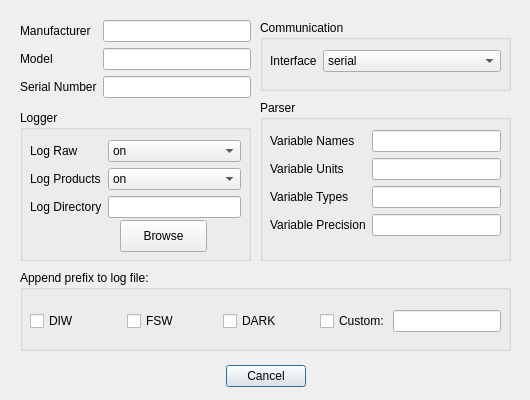
Old version of the form inlinino/resources/setup_nmea.ui in the repository OceanOptics/Inlinino.
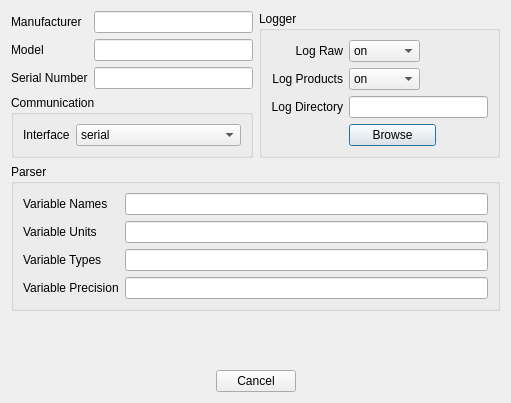
New version of the form.

Commit message:
Updated UI + Moved Append log file prefix to new dialog when start logging
    + Dialog are now modal which prevents accessing the main window (bug fix opened multiple time same setup dialog)
    + Added title to secondary figures showing spectrum (ACS, LISST)
    + Added method instrument.log_update_cfg and instrument.log_get_file_ext
    + Dialog Logging Options doesn't write parameters to configuration file
    + gui.py added parent window to each dialog
    + ressources/*.ui updated design and switch all dialog to modal
    +

```diff
--- a/inlinino/resources/setup_nmea.ui
+++ b/inlinino/resources/setup_nmea.ui
@@ -6,354 +6,307 @@
    <rect>
     <x>0</x>
     <y>0</y>
-    <width>530</width>
-    <height>400</height>
+    <width>511</width>
+    <height>403</height>
    </rect>
   </property>
   <property name="windowTitle">
    <string>Inlinino: Setup NMEA Logger</string>
   </property>
-  <widget class="QDialogButtonBox" name="button_box">
-   <property name="geometry">
-    <rect>
-     <x>20</x>
-     <y>360</y>
-     <width>491</width>
-     <height>32</height>
-    </rect>
-   </property>
-   <property name="orientation">
-    <enum>Qt::Horizontal</enum>
-   </property>
-   <property name="standardButtons">
-    <set>QDialogButtonBox::Cancel</set>
-   </property>
-   <property name="centerButtons">
-    <bool>true</bool>
-   </property>
-  </widget>
-  <widget class="QGroupBox" name="groupBox">
-   <property name="geometry">
-    <rect>
-     <x>20</x>
-     <y>270</y>
-     <width>491</width>
-     <height>81</height>
-    </rect>
-   </property>
-   <property name="title">
-    <string>Append prefix to log file:</string>
-   </property>
-   <widget class="QWidget" name="layoutWidget">
-    <property name="geometry">
-     <rect>
-      <x>10</x>
-      <y>31</y>
-      <width>471</width>
-      <height>41</height>
-     </rect>
-    </property>
-    <layout class="QHBoxLayout" name="horizontalLayout_5">
-     <property name="spacing">
-      <number>-1</number>
-     </property>
+  <layout class="QVBoxLayout" name="verticalLayout_2">
+   <item>
+    <layout class="QHBoxLayout" name="horizontalLayout_2">
      <item>
-      <widget class="QCheckBox" name="checkbox_prefix_diw">
-       <property name="text">
-        <string>DIW</string>
-       </property>
-      </widget>
-     </item>
-     <item>
-      <widget class="QCheckBox" name="checkbox_prefix_fsw">
-       <property name="text">
-        <string>FSW</string>
-       </property>
-      </widget>
-     </item>
-     <item>
-      <widget class="QCheckBox" name="checkbox_prefix_dark">
-       <property name="text">
-        <string>DARK</string>
-       </property>
-      </widget>
-     </item>
-     <item>
-      <layout class="QHBoxLayout" name="horizontalLayout_3">
-       <property name="spacing">
-        <number>0</number>
-       </property>
+      <layout class="QVBoxLayout" name="verticalLayout">
        <item>
-        <widget class="QCheckBox" name="checkbox_prefix_custom">
-         <property name="text">
-          <string>Custom: </string>
+        <layout class="QFormLayout" name="formLayout_4">
+         <property name="sizeConstraint">
+          <enum>QLayout::SetFixedSize</enum>
          </property>
-        </widget>
+         <item row="0" column="0">
+          <widget class="QLabel" name="label">
+           <property name="text">
+            <string>Manufacturer</string>
+           </property>
+          </widget>
+         </item>
+         <item row="0" column="1">
+          <widget class="QLineEdit" name="le_manufacturer"/>
+         </item>
+         <item row="1" column="0">
+          <widget class="QLabel" name="label_2">
+           <property name="text">
+            <string>Model</string>
+           </property>
+          </widget>
+         </item>
+         <item row="1" column="1">
+          <widget class="QLineEdit" name="le_model"/>
+         </item>
+         <item row="2" column="0">
+          <widget class="QLabel" name="label_13">
+           <property name="text">
+            <string>Serial Number</string>
+           </property>
+          </widget>
+         </item>
+         <item row="2" column="1">
+          <widget class="QLineEdit" name="le_serial_number"/>
+         </item>
+        </layout>
        </item>
        <item>
-        <widget class="QLineEdit" name="le_prefix_custom">
-         <property name="sizePolicy">
-          <sizepolicy hsizetype="Preferred" vsizetype="Fixed">
-           <horstretch>0</horstretch>
-           <verstretch>0</verstretch>
-          </sizepolicy>
+        <widget class="QGroupBox" name="groupBox_4">
+         <property name="title">
+          <string>Communication</string>
          </property>
-         <property name="inputMask">
-          <string/>
-         </property>
-         <property name="maxLength">
-          <number>10</number>
-         </property>
+         <layout class="QFormLayout" name="formLayout">
+          <item row="0" column="0">
+           <widget class="QLabel" name="label_interface">
+            <property name="text">
+             <string>Interface</string>
+            </property>
+           </widget>
+          </item>
+          <item row="0" column="1">
+           <widget class="QComboBox" name="combobox_interface">
+            <item>
+             <property name="text">
+              <string>serial</string>
+             </property>
+            </item>
+            <item>
+             <property name="text">
+              <string>socket</string>
+             </property>
+            </item>
+           </widget>
+          </item>
+         </layout>
         </widget>
        </item>
       </layout>
      </item>
-    </layout>
-   </widget>
-  </widget>
-  <widget class="QGroupBox" name="groupBox_2">
-   <property name="geometry">
-    <rect>
-     <x>260</x>
-     <y>100</y>
-     <width>251</width>
-     <height>161</height>
-    </rect>
-   </property>
-   <property name="title">
-    <string>Parser</string>
-   </property>
-   <widget class="QWidget" name="formLayoutWidget_2">
-    <property name="geometry">
-     <rect>
-      <x>10</x>
-      <y>30</y>
-      <width>231</width>
-      <height>121</height>
-     </rect>
-    </property>
-    <layout class="QFormLayout" name="formLayout_2">
-     <item row="0" column="0">
-      <widget class="QLabel" name="label_5">
-       <property name="text">
-        <string>Variable Names</string>
+     <item>
+      <widget class="QGroupBox" name="groupBox_3">
+       <property name="sizePolicy">
+        <sizepolicy hsizetype="Preferred" vsizetype="Fixed">
+         <horstretch>0</horstretch>
+         <verstretch>0</verstretch>
+        </sizepolicy>
        </property>
-      </widget>
-     </item>
-     <item row="0" column="1">
-      <widget class="QLineEdit" name="le_variable_names"/>
-     </item>
-     <item row="1" column="0">
-      <widget class="QLabel" name="label_6">
-       <property name="text">
-        <string>Variable Units</string>
+       <property name="title">
+        <string>Logger</string>
        </property>
+       <layout class="QGridLayout" name="gridLayout_2">
+        <item row="0" column="0">
+         <widget class="QLabel" name="label_10">
+          <property name="text">
+           <string>Log Raw</string>
+          </property>
+          <property name="alignment">
+           <set>Qt::AlignRight|Qt::AlignTrailing|Qt::AlignVCenter</set>
+          </property>
+         </widget>
+        </item>
+        <item row="0" column="1">
+         <widget class="QComboBox" name="combobox_log_raw">
+          <property name="maximumSize">
+           <size>
+            <width>71</width>
+            <height>30</height>
+           </size>
+          </property>
+          <item>
+           <property name="text">
+            <string>on</string>
+           </property>
+          </item>
+          <item>
+           <property name="text">
+            <string>off</string>
+           </property>
+          </item>
+         </widget>
+        </item>
+        <item row="1" column="0">
+         <widget class="QLabel" name="label_11">
+          <property name="text">
+           <string>Log Products</string>
+          </property>
+          <property name="alignment">
+           <set>Qt::AlignRight|Qt::AlignTrailing|Qt::AlignVCenter</set>
+          </property>
+         </widget>
+        </item>
+        <item row="1" column="1">
+         <widget class="QComboBox" name="combobox_log_products">
+          <property name="maximumSize">
+           <size>
+            <width>71</width>
+            <height>30</height>
+           </size>
+          </property>
+          <item>
+           <property name="text">
+            <string>on</string>
+           </property>
+          </item>
+          <item>
+           <property name="text">
+            <string>off</string>
+           </property>
+          </item>
+         </widget>
+        </item>
+        <item row="2" column="0">
+         <widget class="QLabel" name="label_12">
+          <property name="text">
+           <string>Log Directory</string>
+          </property>
+          <property name="alignment">
+           <set>Qt::AlignRight|Qt::AlignTrailing|Qt::AlignVCenter</set>
+          </property>
+         </widget>
+        </item>
+        <item row="2" column="1">
+         <widget class="QLineEdit" name="le_log_path">
+          <property name="minimumSize">
+           <size>
+            <width>125</width>
+            <height>0</height>
+           </size>
+          </property>
+         </widget>
+        </item>
+        <item row="3" column="1">
+         <widget class="QPushButton" name="button_browse_log_directory">
+          <property name="maximumSize">
+           <size>
+            <width>87</width>
+            <height>40</height>
+           </size>
+          </property>
+          <property name="text">
+           <string>Browse</string>
+          </property>
+         </widget>
+        </item>
+       </layout>
       </widget>
      </item>
-     <item row="1" column="1">
-      <widget class="QLineEdit" name="le_variable_units"/>
-     </item>
-     <item row="2" column="0">
-      <widget class="QLabel" name="label_8">
-       <property name="text">
-        <string>Variable Types</string>
-       </property>
-      </widget>
-     </item>
-     <item row="2" column="1">
-      <widget class="QLineEdit" name="le_variable_types"/>
-     </item>
-     <item row="3" column="0">
-      <widget class="QLabel" name="label_9">
-       <property name="text">
-        <string>Variable Precision</string>
-       </property>
-      </widget>
-     </item>
-     <item row="3" column="1">
-      <widget class="QLineEdit" name="le_variable_precision"/>
-     </item>
     </layout>
-   </widget>
-  </widget>
-  <widget class="QGroupBox" name="groupBox_3">
-   <property name="geometry">
-    <rect>
-     <x>20</x>
-     <y>110</y>
-     <width>231</width>
-     <height>151</height>
-    </rect>
-   </property>
-   <property name="title">
-    <string>Logger</string>
-   </property>
-   <widget class="QWidget" name="formLayoutWidget_3">
-    <property name="geometry">
-     <rect>
-      <x>10</x>
-      <y>30</y>
-      <width>211</width>
-      <height>86</height>
-     </rect>
-    </property>
-    <layout class="QFormLayout" name="formLayout_3">
-     <item row="0" column="0">
-      <widget class="QLabel" name="label_10">
-       <property name="text">
-        <string>Log Raw</string>
-       </property>
-      </widget>
-     </item>
-     <item row="0" column="1">
-      <widget class="QComboBox" name="combobox_log_raw">
-       <item>
-        <property name="text">
-         <string>on</string>
+   </item>
+   <item>
+    <widget class="QGroupBox" name="groupBox_5">
+     <property name="sizePolicy">
+      <sizepolicy hsizetype="Preferred" vsizetype="Fixed">
+       <horstretch>0</horstretch>
+       <verstretch>0</verstretch>
+      </sizepolicy>
+     </property>
+     <property name="title">
+      <string>Parser</string>
+     </property>
+     <layout class="QGridLayout" name="gridLayout">
+      <item row="2" column="1">
+       <widget class="QLineEdit" name="le_variable_types">
+        <property name="minimumSize">
+         <size>
+          <width>200</width>
+          <height>0</height>
+         </size>
         </property>
-       </item>
-       <item>
-        <property name="text">
-         <string>off</string>
+       </widget>
+      </item>
+      <item row="0" column="1">
+       <widget class="QLineEdit" name="le_variable_names">
+        <property name="minimumSize">
+         <size>
+          <width>200</width>
+          <height>0</height>
+         </size>
         </property>
-       </item>
-      </widget>
-     </item>
-     <item row="1" column="0">
-      <widget class="QLabel" name="label_11">
-       <property name="text">
-        <string>Log Products</string>
-       </property>
-      </widget>
-     </item>
-     <item row="1" column="1">
-      <widget class="QComboBox" name="combobox_log_products">
-       <item>
+       </widget>
+      </item>
+      <item row="2" column="0">
+       <widget class="QLabel" name="label_14">
         <property name="text">
-         <string>on</string>
+         <string>Variable Types</string>
         </property>
-       </item>
-       <item>
+       </widget>
+      </item>
+      <item row="3" column="1">
+       <widget class="QLineEdit" name="le_variable_precision">
+        <property name="minimumSize">
+         <size>
+          <width>200</width>
+          <height>0</height>
+         </size>
+        </property>
+       </widget>
+      </item>
+      <item row="1" column="0">
+       <widget class="QLabel" name="label_7">
         <property name="text">
-         <string>off</string>
+         <string>Variable Units</string>
         </property>
-       </item>
-      </widget>
-     </item>
-     <item row="2" column="0">
-      <widget class="QLabel" name="label_12">
-       <property name="text">
-        <string>Log Directory</string>
-       </property>
-      </widget>
-     </item>
-     <item row="2" column="1">
-      <widget class="QLineEdit" name="le_log_path"/>
-     </item>
-    </layout>
-   </widget>
-   <widget class="QPushButton" name="button_browse_log_directory">
-    <property name="geometry">
-     <rect>
-      <x>100</x>
-      <y>110</y>
-      <width>87</width>
-      <height>32</height>
-     </rect>
-    </property>
-    <property name="text">
-     <string>Browse</string>
-    </property>
-   </widget>
-  </widget>
-  <widget class="QWidget" name="formLayoutWidget_4">
-   <property name="geometry">
-    <rect>
-     <x>20</x>
-     <y>20</y>
-     <width>231</width>
-     <height>91</height>
-    </rect>
-   </property>
-   <layout class="QFormLayout" name="formLayout_4">
-    <item row="0" column="0">
-     <widget class="QLabel" name="label">
-      <property name="text">
-       <string>Manufacturer</string>
-      </property>
-     </widget>
-    </item>
-    <item row="1" column="0">
-     <widget class="QLabel" name="label_2">
-      <property name="text">
-       <string>Model</string>
-      </property>
-     </widget>
-    </item>
-    <item row="0" column="1">
-     <widget class="QLineEdit" name="le_manufacturer"/>
-    </item>
-    <item row="1" column="1">
-     <widget class="QLineEdit" name="le_model"/>
-    </item>
-    <item row="2" column="0">
-     <widget class="QLabel" name="label_13">
-      <property name="text">
-       <string>Serial Number</string>
-      </property>
-     </widget>
-    </item>
-    <item row="2" column="1">
-     <widget class="QLineEdit" name="le_serial_number"/>
-    </item>
-   </layout>
-  </widget>
-  <widget class="QGroupBox" name="groupBox_4">
-   <property name="geometry">
-    <rect>
-     <x>260</x>
-     <y>20</y>
-     <width>251</width>
-     <height>71</height>
-    </rect>
-   </property>
-   <property name="title">
-    <string>Communication</string>
-   </property>
-   <widget class="QWidget" name="formLayoutWidget_5">
-    <property name="geometry">
-     <rect>
-      <x>10</x>
-      <y>30</y>
-      <width>231</width>
-      <height>31</height>
-     </rect>
-    </property>
-    <layout class="QFormLayout" name="formLayout_5">
-     <item row="0" column="0">
-      <widget class="QLabel" name="label_interface">
-       <property name="text">
-        <string>Interface</string>
-       </property>
-      </widget>
-     </item>
-     <item row="0" column="1">
-      <widget class="QComboBox" name="combobox_interface">
-       <item>
+       </widget>
+      </item>
+      <item row="0" column="0">
+       <widget class="QLabel" name="label_16">
         <property name="text">
-         <string>serial</string>
+         <string>Variable Names</string>
         </property>
-       </item>
-       <item>
+       </widget>
+      </item>
+      <item row="1" column="1">
+       <widget class="QLineEdit" name="le_variable_units">
+        <property name="minimumSize">
+         <size>
+          <width>200</width>
+          <height>0</height>
+         </size>
+        </property>
+       </widget>
+      </item>
+      <item row="3" column="0">
+       <widget class="QLabel" name="label_17">
         <property name="text">
-         <string>socket</string>
+         <string>Variable Precision</string>
         </property>
-       </item>
-      </widget>
-     </item>
-    </layout>
-   </widget>
-  </widget>
+       </widget>
+      </item>
+     </layout>
+    </widget>
+   </item>
+   <item>
+    <spacer name="verticalSpacer">
+     <property name="orientation">
+      <enum>Qt::Vertical</enum>
+     </property>
+     <property name="sizeHint" stdset="0">
+      <size>
+       <width>20</width>
+       <height>0</height>
+      </size>
+     </property>
+    </spacer>
+   </item>
+   <item>
+    <widget class="QDialogButtonBox" name="button_box">
+     <property name="orientation">
+      <enum>Qt::Horizontal</enum>
+     </property>
+     <property name="standardButtons">
+      <set>QDialogButtonBox::Cancel</set>
+     </property>
+     <property name="centerButtons">
+      <bool>true</bool>
+     </property>
+    </widget>
+   </item>
+  </layout>
  </widget>
  <tabstops>
   <tabstop>le_manufacturer</tabstop>
```
Left out of the diff: 21 changed lines with no effect on the pictures. The commit also changes 19 other files.
